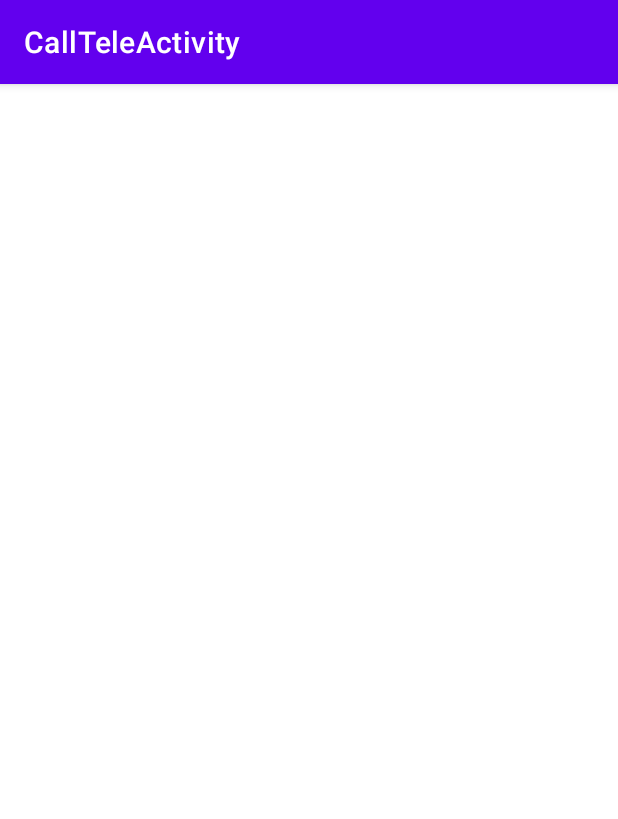
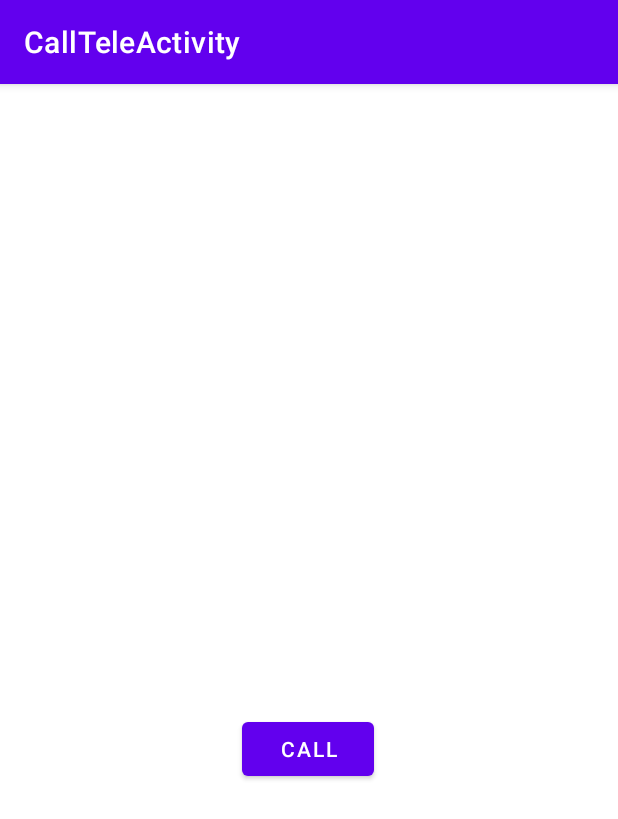
Before and after one commit to functionNormally/Hello_World, an Android app: the CallTeleActivity screen opened directly, with no data from a screen before it, on a phone screen of 412 x 824 dp. Shown: the top 819 px of the screen. Run offline under Robolectric (Android 15) with nearby library versions, the phone set to English and light mode, and no system bars; 1 statement that could not run was skipped.

Commit message:
add call

```diff
--- a/app/src/main/AndroidManifest.xml
+++ b/app/src/main/AndroidManifest.xml
@@ -2,6 +2,7 @@
 <manifest xmlns:android="http://schemas.android.com/apk/res/android"
     xmlns:tools="http://schemas.android.com/tools"
     package="com.example.helloworld">
+    <uses-feature android:name="android.hardware.telephony" android:required="false" />
 
     <application
         android:allowBackup="true"
@@ -53,6 +54,7 @@
             android:label="@string/CallTeleActivity"
             android:exported="true"
             tools:ignore="Instantiatable">
+
             <intent-filter>
                 <action android:name="android.intent.action.DIAL" />
                 <category android:name="android.intent.category.DEFAULT" />
--- a/app/src/main/java/com/example/helloworld/CallTeleActivity.java
+++ b/app/src/main/java/com/example/helloworld/CallTeleActivity.java
@@ -1,37 +1,47 @@
 package com.example.helloworld;
 
 import android.content.Intent;
+import android.net.Uri;
 import android.os.Bundle;
+import android.view.View;
 import android.widget.TextView;
 
 import androidx.appcompat.app.AppCompatActivity;
 
 public class CallTeleActivity extends AppCompatActivity {
 
-    private TextView phoneNumber;
+    private TextView phoneNumberView;
 
     @Override
     protected void onCreate(Bundle savedInstanceState) {
         System.out.println(9);
         super.onCreate(savedInstanceState);
-        setContentView(R.layout.activity_call_tele);
+        setContentView(R.layout.activity_call);
         System.out.println(7);
 
         initView();
     }
 
     private void initView() {
-        System.out.println(8);
-        nameView = (TextView) findViewById(R.id.name_view);
+        phoneNumberView = (TextView) findViewById(R.id.telephone_number_view);
 
-        nameView.setText(getStocker().getName());
+        phoneNumberView.setText(getNumberToCall());
     }
 
-    private Stocker getStocker() {
+    private String getNumberToCall() {
         Intent i = getIntent();
-        Bundle bun = i.getExtras();
+        Bundle bundle = i.getExtras();
 
-        return bun.getParcelable("stocker");
+        return bundle.getString("number_to_call");
+    }
+
+    public void callButtonClick(View view) {
+        callButtonClick();
+    }
+
+    private void callButtonClick() {
+        Intent intent = new Intent("android.intent.action.DIAL", Uri.parse("tel:" + phoneNumberView.getText().toString()));
+        startActivity(intent);
     }
 
 }
--- /dev/null
+++ b/app/src/main/res/layout/activity_call.xml
@@ -0,0 +1,32 @@
+<?xml version="1.0" encoding="utf-8"?>
+<androidx.constraintlayout.widget.ConstraintLayout xmlns:android="http://schemas.android.com/apk/res/android"
+    xmlns:app="http://schemas.android.com/apk/res-auto"
+    xmlns:tools="http://schemas.android.com/tools"
+    android:layout_width="match_parent"
+    android:layout_height="match_parent">
+
+    <TextView
+        android:id="@+id/telephone_number_view"
+        android:layout_width="256dp"
+        android:layout_height="67dp"
+        android:layout_marginTop="232dp"
+        android:text="TextView"
+        android:textAlignment="center"
+        android:textAppearance="@style/TextAppearance.AppCompat.Display1"
+        app:layout_constraintEnd_toEndOf="parent"
+        app:layout_constraintHorizontal_bias="0.496"
+        app:layout_constraintStart_toStartOf="parent"
+        app:layout_constraintTop_toTopOf="parent" />
+
+    <Button
+        android:id="@+id/button_call"
+        android:layout_width="wrap_content"
+        android:layout_height="wrap_content"
+        android:layout_marginTop="120dp"
+        android:text="@string/call_btn"
+        android:onClick="callButtonClick"
+        app:layout_constraintEnd_toEndOf="parent"
+        app:layout_constraintHorizontal_bias="0.498"
+        app:layout_constraintStart_toStartOf="parent"
+        app:layout_constraintTop_toBottomOf="@+id/telephone_number_view" />
+</androidx.constraintlayout.widget.ConstraintLayout>
--- a/app/src/main/res/values/strings.xml
+++ b/app/src/main/res/values/strings.xml
@@ -22,4 +22,5 @@
     <string name="ShowNameActivity">ShowNameActivity</string>
     <string name="showName">Show</string>
     <string name="editfirstname">EditFirstName</string>
+    <string name="call_btn">CALL</string>
 </resources>
```
Also changed, not shown: app/src/main/java/com/example/helloworld/MainActivity.java (+7 -2 lines), app/src/main/java/com/example/helloworld/Stocker.java (+16 -13 lines).
